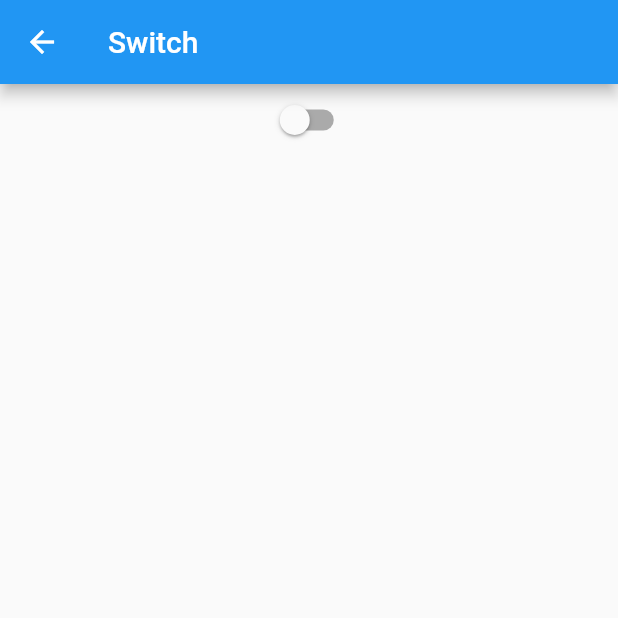
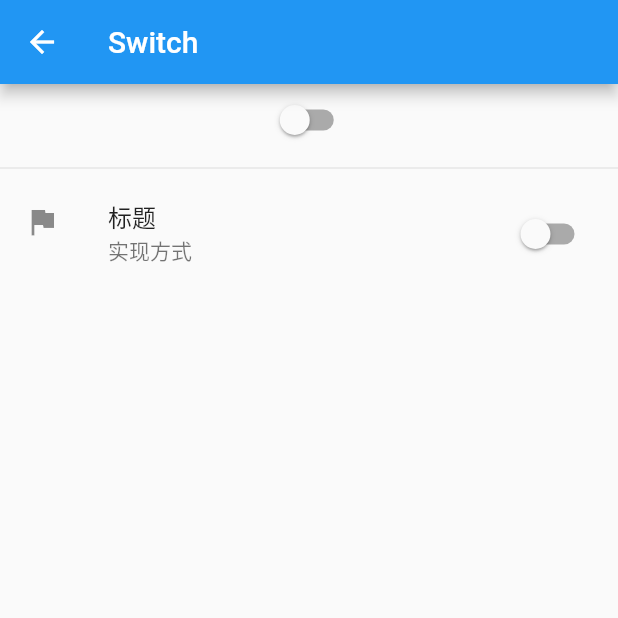
Before and after one commit to zesicus/learn-flutter, a Flutter app: the WidgetSwitchPage screen opened directly, on a phone screen of 412 x 824 dp, the top half of it. Run offline on Flutter 3.47's test engine with Material 2 defaults, Android fonts, the phone set to English and light mode, and no system bars; our stand-ins replace date_format.

Commit message:
Add SwitchListTile

```diff
--- a/source/lib/widgets/origin/pages/widget_switch_page.dart
+++ b/source/lib/widgets/origin/pages/widget_switch_page.dart
@@ -26,6 +26,18 @@ class _WidgetSwitchPageState extends State<WidgetSwitchPage> {
               },
             ),
           ),
+          Divider(),
+          SwitchListTile(
+            value: vm.flag,
+            onChanged: (value) {
+              setState(() {
+                vm.flag = value;
+              });
+            },
+            secondary: Icon(Icons.flag),
+            title: Text("标题"),
+            subtitle: Text("实现方式"),
+          ),
         ],
       ),
     );
```
